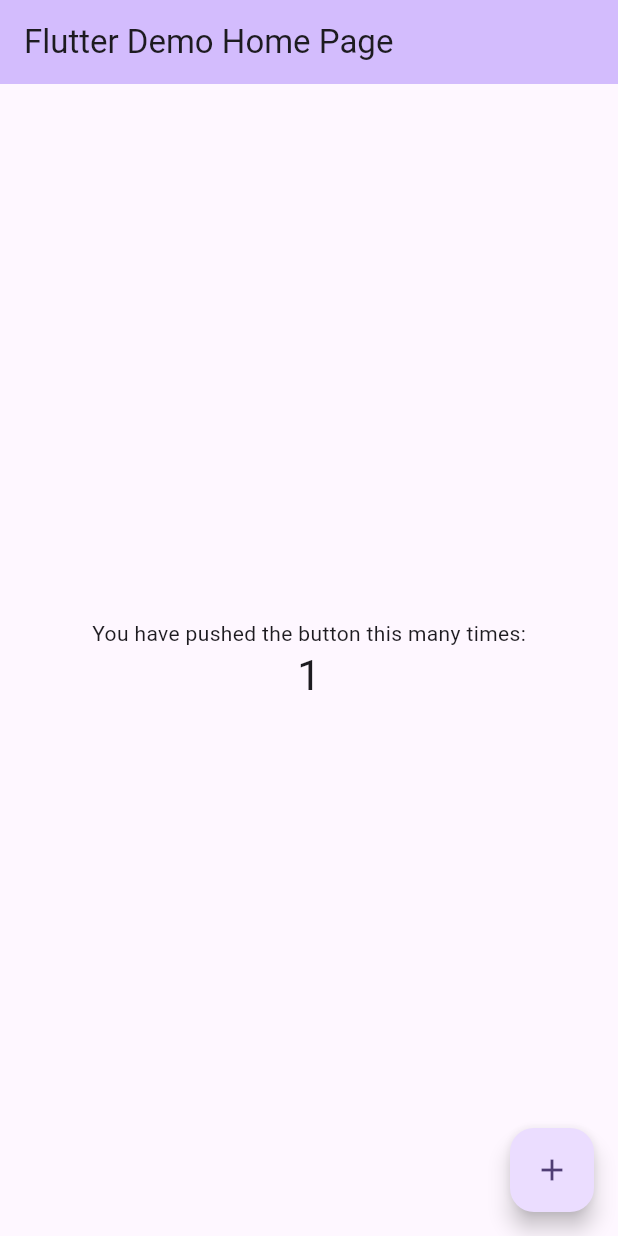
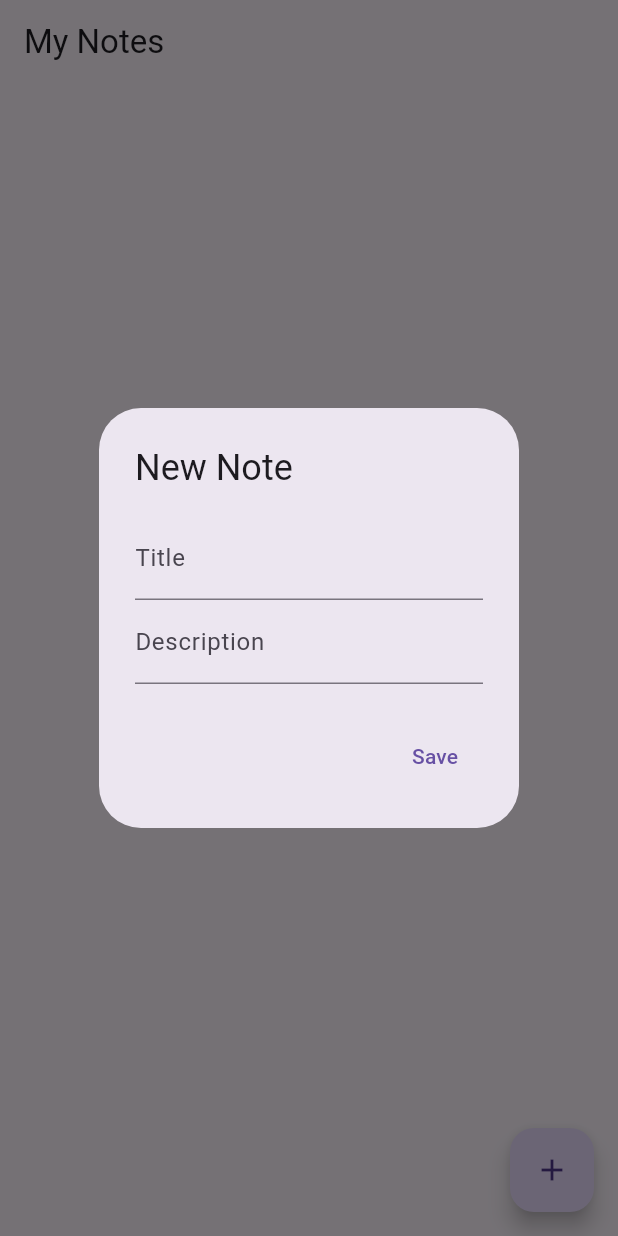
Before and after one commit to BipinBipinMonarch/flutter_sqlite_demo, a Flutter app: the screen it shows after launch, after a tap on the "add" icon, on a phone screen of 412 x 824 dp. Run offline on Flutter 3.47's test engine with Material 3 defaults, Android fonts, the phone set to English and light mode, and no system bars; our stand-ins replace sqflite; accounts and stored records are empty.

Commit message:
Finished SQLite notes app

```diff
--- /dev/null
+++ b/lib/db/note_database.dart
@@ -0,0 +1,57 @@
+import 'package:sqflite/sqflite.dart';
+import 'package:path/path.dart';
+import '../model/note.dart';
+
+class NotesDatabase {
+  static final NotesDatabase instance = NotesDatabase._init();
+
+  static Database? _database;
+
+  NotesDatabase._init();
+
+  Future<Database> get database async {
+    if (_database != null) return _database!;
+    _database = await _initDB('notes.db');
+    return _database!;
+  }
+
+  Future<Database> _initDB(String filePath) async {
+    final dbPath = await getDatabasesPath();
+    final path = join(dbPath, filePath);
+    return await openDatabase(path, version: 1, onCreate: _createDB);
+  }
+
+  Future _createDB(Database db, int version) async {
+    await db.execute('''
+      CREATE TABLE notes(
+        id INTEGER PRIMARY KEY AUTOINCREMENT,
+        title TEXT NOT NULL,
+        description TEXT NOT NULL
+      )
+    ''');
+  }
+
+  Future<List<Note>> readAllNotes() async {
+    final db = await instance.database;
+    final result = await db.query('notes');
+    return result.map((json) => Note.fromJson(json)).toList();
+  }
+
+  Future<Note> create(Note note) async {
+    final db = await instance.database;
+    final id = await db.insert('notes', note.toJson());
+    return note.copy(id: id);
+  }
+
+  Future<int> delete(int id) async {
+    final db = await instance.database;
+    return await db.delete('notes', where: 'id = ?', whereArgs: [id]);
+  }
+
+  Future close() async {
+    final db = _database;
+    if (db != null) {
+      await db.close();
+    }
+  }
+}
--- a/lib/main.dart
+++ b/lib/main.dart
@@ -1,4 +1,5 @@
 import 'package:flutter/material.dart';
+import 'pages/notes_page.dart';
 
 void main() {
   runApp(const MyApp());
@@ -7,116 +8,14 @@ void main() {
 class MyApp extends StatelessWidget {
   const MyApp({super.key});
 
-  // This widget is the root of your application.
   @override
   Widget build(BuildContext context) {
     return MaterialApp(
-      title: 'Flutter Demo',
+      title: 'Flutter SQLite Demo',
       theme: ThemeData(
-        // This is the theme of your application.
-        //
-        // TRY THIS: Try running your application with "flutter run". You'll see
-        // the application has a purple toolbar. Then, without quitting the app,
-        // try changing the seedColor in the colorScheme below to Colors.green
-        // and then invoke "hot reload" (save your changes or press the "hot
-        // reload" button in a Flutter-supported IDE, or press "r" if you used
-        // the command line to start the app).
-        //
-        // Notice that the counter didn't reset back to zero; the application
-        // state is not lost during the reload. To reset the state, use hot
-        // restart instead.
-        //
-        // This works for code too, not just values: Most code changes can be
-        // tested with just a hot reload.
-        colorScheme: ColorScheme.fromSeed(seedColor: Colors.deepPurple),
+        primarySwatch: Colors.deepPurple,
       ),
-      home: const MyHomePage(title: 'Flutter Demo Home Page'),
+      home: const NotesPage(),
     );
   }
 }
-
-class MyHomePage extends StatefulWidget {
-  const MyHomePage({super.key, required this.title});
-
-  // This widget is the home page of your application. It is stateful, meaning
-  // that it has a State object (defined below) that contains fields that affect
-  // how it looks.
-
-  // This class is the configuration for the state. It holds the values (in this
-  // case the title) provided by the parent (in this case the App widget) and
-  // used by the build method of the State. Fields in a Widget subclass are
-  // always marked "final".
-
-  final String title;
-
-  @override
-  State<MyHomePage> createState() => _MyHomePageState();
-}
-
-class _MyHomePageState extends State<MyHomePage> {
-  int _counter = 0;
-
-  void _incrementCounter() {
-    setState(() {
-      // This call to setState tells the Flutter framework that something has
-      // changed in this State, which causes it to rerun the build method below
-      // so that the display can reflect the updated values. If we changed
-      // _counter without calling setState(), then the build method would not be
-      // called again, and so nothing would appear to happen.
-      _counter++;
-    });
-  }
-
-  @override
-  Widget build(BuildContext context) {
-    // This method is rerun every time setState is called, for instance as done
-    // by the _incrementCounter method above.
-    //
-    // The Flutter framework has been optimized to make rerunning build methods
-    // fast, so that you can just rebuild anything that needs updating rather
-    // than having to individually change instances of widgets.
-    return Scaffold(
-      appBar: AppBar(
-        // TRY THIS: Try changing the color here to a specific color (to
-        // Colors.amber, perhaps?) and trigger a hot reload to see the AppBar
-        // change color while the other colors stay the same.
-        backgroundColor: Theme.of(context).colorScheme.inversePrimary,
-        // Here we take the value from the MyHomePage object that was created by
-        // the App.build method, and use it to set our appbar title.
-        title: Text(widget.title),
-      ),
-      body: Center(
-        // Center is a layout widget. It takes a single child and positions it
-        // in the middle of the parent.
-        child: Column(
-          // Column is also a layout widget. It takes a list of children and
-          // arranges them vertically. By default, it sizes itself to fit its
-          // children horizontally, and tries to be as tall as its parent.
-          //
-          // Column has various properties to control how it sizes itself and
-          // how it positions its children. Here we use mainAxisAlignment to
-          // center the children vertically; the main axis here is the vertical
-          // axis because Columns are vertical (the cross axis would be
-          // horizontal).
-          //
-          // TRY THIS: Invoke "debug painting" (choose the "Toggle Debug Paint"
-          // action in the IDE, or press "p" in the console), to see the
-          // wireframe for each widget.
-          mainAxisAlignment: MainAxisAlignment.center,
-          children: <Widget>[
-            const Text('You have pushed the button this many times:'),
-            Text(
-              '$_counter',
-              style: Theme.of(context).textTheme.headlineMedium,
-            ),
-          ],
-        ),
-      ),
-      floatingActionButton: FloatingActionButton(
-        onPressed: _incrementCounter,
-        tooltip: 'Increment',
-        child: const Icon(Icons.add),
-      ), // This trailing comma makes auto-formatting nicer for build methods.
-    );
-  }
-}
--- /dev/null
+++ b/lib/model/note.dart
@@ -0,0 +1,40 @@
+class Note {
+  final int? id;
+  final String title;
+  final String description;
+  final DateTime createdTime;
+
+  Note({
+    this.id,
+    required this.title,
+    required this.description,
+    required this.createdTime,
+  });
+
+  Note copy({
+    int? id,
+    String? title,
+    String? description,
+    DateTime? createdTime,
+  }) =>
+      Note(
+        id: id ?? this.id,
+        title: title ?? this.title,
+        description: description ?? this.description,
+        createdTime: createdTime ?? this.createdTime,
+      );
+
+  static Note fromJson(Map<String, Object?> json) => Note(
+        id: json['id'] as int?,
+        title: json['title'] as String,
+        description: json['description'] as String,
+        createdTime: DateTime.parse(json['time'] as String),
+      );
+
+  Map<String, Object?> toJson() => {
+        'id': id,
+        'title': title,
+        'description': description,
+        'time': createdTime.toIso8601String(),
+      };
+}
--- /dev/null
+++ b/lib/pages/notes_page.dart
@@ -0,0 +1,88 @@
+import 'package:flutter/material.dart';
+import '../db/note_database.dart';
+import '../model/note.dart';
+
+class NotesPage extends StatefulWidget {
+  const NotesPage({super.key});
+
+  @override
+  State<NotesPage> createState() => _NotesPageState();
+}
+
+class _NotesPageState extends State<NotesPage> {
+  List<Note> notes = [];
+
+  @override
+  void initState() {
+    super.initState();
+    refreshNotes();
+  }
+
+  Future refreshNotes() async {
+    notes = await NotesDatabase.instance.readAllNotes();
+    setState(() {});
+  }
+
+  @override
+  Widget build(BuildContext context) {
+    return Scaffold(
+      appBar: AppBar(title: const Text('My Notes')),
+      body: ListView.builder(
+        itemCount: notes.length,
+        itemBuilder: (context, index) {
+          final note = notes[index];
+          return ListTile(
+            title: Text(note.title),
+            subtitle: Text(note.description),
+            trailing: Text(
+              note.createdTime.toLocal().toString().split('.')[0],
+              style: const TextStyle(fontSize: 12),
+            ),
+          );
+        },
+      ),
+      floatingActionButton: FloatingActionButton(
+        onPressed: () async {
+          final titleController = TextEditingController();
+          final descController = TextEditingController();
+
+          await showDialog(
+            context: context,
+            builder: (_) => AlertDialog(
+              title: const Text("New Note"),
+              content: Column(
+                mainAxisSize: MainAxisSize.min,
+                children: [
+                  TextField(
+                    controller: titleController,
+                    decoration: const InputDecoration(labelText: 'Title'),
+                  ),
+                  TextField(
+                    controller: descController,
+                    decoration: const InputDecoration(labelText: 'Description'),
+                  ),
+                ],
+              ),
+              actions: [
+                TextButton(
+                  onPressed: () async {
+                    final newNote = Note(
+                      title: titleController.text,
+                      description: descController.text,
+                      createdTime: DateTime.now(),
+                    );
+                    await NotesDatabase.instance.create(newNote);
+                    Navigator.of(context).pop();
+                    refreshNotes();
+                  },
+                  child: const Text('Save'),
+                ),
+              ],
+            ),
+          );
+        },
+        child: const Icon(Icons.add),
+      ),
+    );
+  }
+}
--- a/pubspec.yaml
+++ b/pubspec.yaml
@@ -28,6 +28,10 @@ environment:
 # the latest version available on pub.dev. To see which dependencies have newer
 # versions available, run `flutter pub outdated`.
 dependencies:
+  sqflite: ^2.3.2
+  path: ^1.9.0
+  path_provider: ^2.1.2
+
   flutter:
     sdk: flutter
 
```
Also changed, not shown: pubspec.lock, 1 other file.
